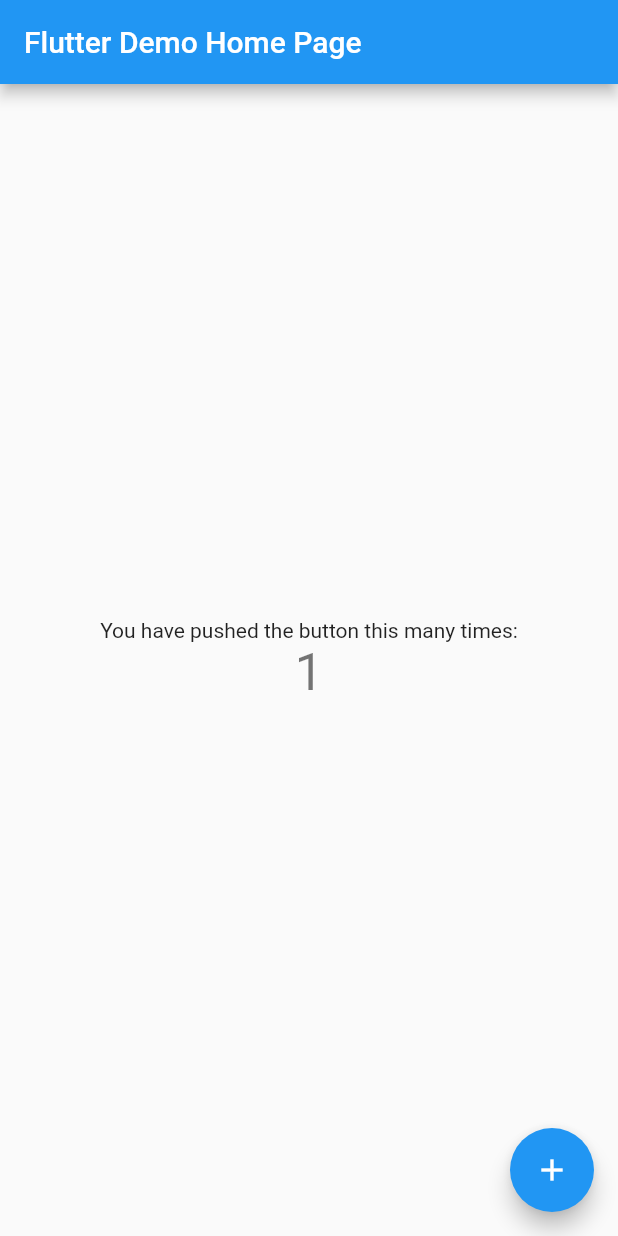
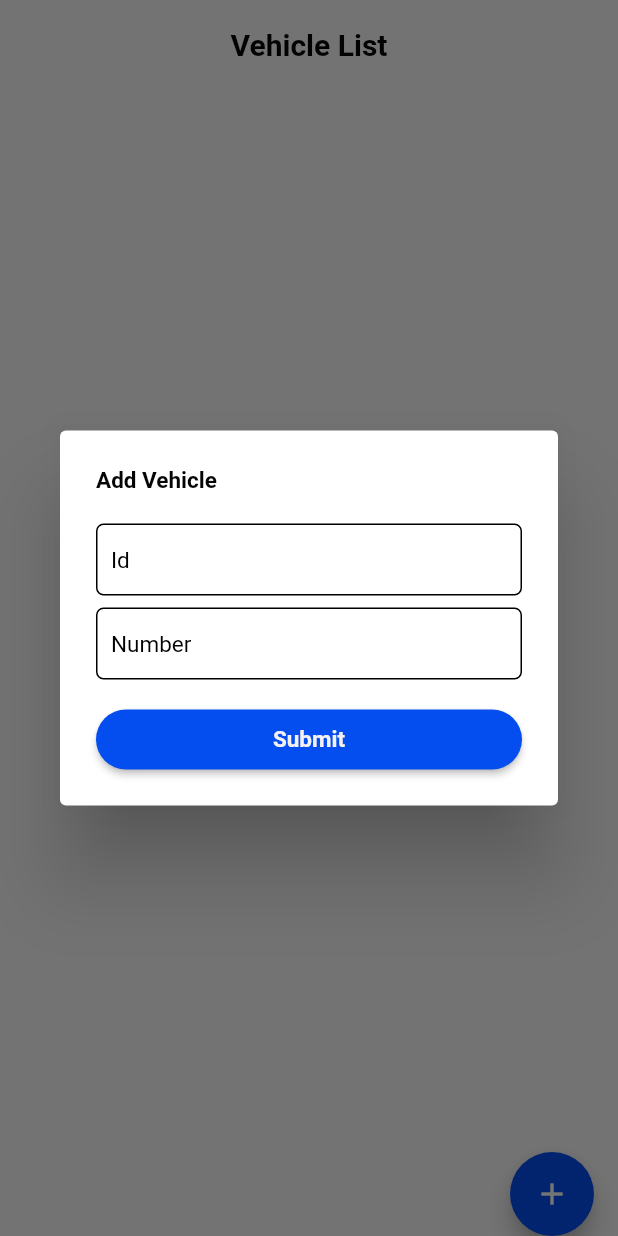
Before and after one commit to msnmuhsinpt/vehicle_tracker, a Flutter app: the screen it shows after launch, after a tap on the "add" icon, on a phone screen of 412 x 824 dp. Run offline on Flutter 3.47's test engine with Material 2 defaults, Android fonts, the phone set to English and light mode, and no system bars; our stand-ins replace equatable, flutter_bloc, flutter_easyloading, percent_indicator.

Commit message:
blog added

```diff
--- /dev/null
+++ b/vehicle_tracker/lib/bloc/vehicle_bloc.dart
@@ -0,0 +1,33 @@
+import 'dart:developer';
+
+import 'package:equatable/equatable.dart';
+import 'package:flutter_bloc/flutter_bloc.dart';
+import 'package:vehicle_tracker/model/vehicle_model.dart';
+
+part 'vehicle_event.dart';
+
+part 'vehicle_state.dart';
+
+class VehicleBloc extends Bloc<VehicleEvent, VehicleState> {
+  VehicleBloc() : super(const VehicleState()) {
+    on<AddVehicle>(_onAddVehicle);
+    on<StopVehicle>(_onStopVehicle);
+  }
+
+  void _onAddVehicle(AddVehicle event, Emitter<VehicleState> emit) {
+    final state = this.state;
+
+    emit(VehicleState(
+      allVehicle: List.from(state.allVehicle)..add(event.vehicleModel),
+    ));
+  }
+
+  void _onStopVehicle(StopVehicle event, Emitter<VehicleState> emit) {
+    final task = event.vehicleModel;
+    // final int index = state.allVehicle.indexOf(task);
+    // log("Vehicle Index>>>> $index");
+    state.allVehicle[0].isInTimer = false;
+    log("UpdateData>>>>${event.vehicleModel.vehicleNumber}");
+    emit(VehicleState(allVehicle: List.from(state.allVehicle)));
+  }
+}
--- /dev/null
+++ b/vehicle_tracker/lib/bloc/vehicle_event.dart
@@ -0,0 +1,29 @@
+part of 'vehicle_bloc.dart';
+
+abstract class VehicleEvent extends Equatable {
+  const VehicleEvent();
+
+  @override
+  List<Object> get props => [];
+}
+
+//add vehicle
+
+class AddVehicle extends VehicleEvent {
+  final VehicleModel vehicleModel;
+
+  const AddVehicle({required this.vehicleModel});
+
+  @override
+  List<Object> get props => [];
+}
+//stop vehicle
+
+class StopVehicle extends VehicleEvent {
+  final VehicleModel vehicleModel;
+
+  const StopVehicle({required this.vehicleModel});
+
+  @override
+  List<Object> get props => [];
+}
--- /dev/null
+++ b/vehicle_tracker/lib/bloc/vehicle_state.dart
@@ -0,0 +1,10 @@
+part of 'vehicle_bloc.dart';
+
+class VehicleState extends Equatable {
+  final List<VehicleModel> allVehicle;
+
+  const VehicleState({this.allVehicle = const <VehicleModel>[]});
+
+  @override
+  List<Object> get props => [allVehicle];
+}
--- a/vehicle_tracker/lib/main.dart
+++ b/vehicle_tracker/lib/main.dart
@@ -1,4 +1,8 @@
 import 'package:flutter/material.dart';
+import 'package:flutter_bloc/flutter_bloc.dart';
+import 'package:flutter_easyloading/flutter_easyloading.dart';
+import 'package:vehicle_tracker/bloc/vehicle_bloc.dart';
+import 'package:vehicle_tracker/view/home_page.dart';
 
 void main() {
   runApp(const MyApp());
@@ -7,109 +11,16 @@ void main() {
 class MyApp extends StatelessWidget {
   const MyApp({super.key});
 
-  // This widget is the root of your application.
   @override
   Widget build(BuildContext context) {
-    return MaterialApp(
-      title: 'Flutter Demo',
-      theme: ThemeData(
-        // This is the theme of your application.
-        //
-        // Try running your application with "flutter run". You'll see the
-        // application has a blue toolbar. Then, without quitting the app, try
-        // changing the primarySwatch below to Colors.green and then invoke
-        // "hot reload" (press "r" in the console where you ran "flutter run",
-        // or simply save your changes to "hot reload" in a Flutter IDE).
-        // Notice that the counter didn't reset back to zero; the application
-        // is not restarted.
-        primarySwatch: Colors.blue,
+    return BlocProvider(
+      create: (context) => VehicleBloc(),
+      child:  MaterialApp(
+        debugShowCheckedModeBanner: false,
+        title: 'vehicle Tracker',
+        home:  HomePage(),
+        builder: EasyLoading.init(),
       ),
-      home: const MyHomePage(title: 'Flutter Demo Home Page'),
     );
   }
 }
-
-class MyHomePage extends StatefulWidget {
-  const MyHomePage({super.key, required this.title});
-
-  // This widget is the home page of your application. It is stateful, meaning
-  // that it has a State object (defined below) that contains fields that affect
-  // how it looks.
-
-  // This class is the configuration for the state. It holds the values (in this
-  // case the title) provided by the parent (in this case the App widget) and
-  // used by the build method of the State. Fields in a Widget subclass are
-  // always marked "final".
-
-  final String title;
-
-  @override
-  State<MyHomePage> createState() => _MyHomePageState();
-}
-
-class _MyHomePageState extends State<MyHomePage> {
-  int _counter = 0;
-
-  void _incrementCounter() {
-    setState(() {
-      // This call to setState tells the Flutter framework that something has
-      // changed in this State, which causes it to rerun the build method below
-      // so that the display can reflect the updated values. If we changed
-      // _counter without calling setState(), then the build method would not be
-      // called again, and so nothing would appear to happen.
-      _counter++;
-    });
-  }
-
-  @override
-  Widget build(BuildContext context) {
-    // This method is rerun every time setState is called, for instance as done
-    // by the _incrementCounter method above.
-    //
-    // The Flutter framework has been optimized to make rerunning build methods
-    // fast, so that you can just rebuild anything that needs updating rather
-    // than having to individually change instances of widgets.
-    return Scaffold(
-      appBar: AppBar(
-        // Here we take the value from the MyHomePage object that was created by
-        // the App.build method, and use it to set our appbar title.
-        title: Text(widget.title),
-      ),
-      body: Center(
-        // Center is a layout widget. It takes a single child and positions it
-        // in the middle of the parent.
-        child: Column(
-          // Column is also a layout widget. It takes a list of children and
-          // arranges them vertically. By default, it sizes itself to fit its
-          // children horizontally, and tries to be as tall as its parent.
-          //
-          // Invoke "debug painting" (press "p" in the console, choose the
-          // "Toggle Debug Paint" action from the Flutter Inspector in Android
-          // Studio, or the "Toggle Debug Paint" command in Visual Studio Code)
-          // to see the wireframe for each widget.
-          //
-          // Column has various properties to control how it sizes itself and
-          // how it positions its children. Here we use mainAxisAlignment to
-          // center the children vertically; the main axis here is the vertical
-          // axis because Columns are vertical (the cross axis would be
-          // horizontal).
-          mainAxisAlignment: MainAxisAlignment.center,
-          children: <Widget>[
-            const Text(
-              'You have pushed the button this many times:',
-            ),
-            Text(
-              '$_counter',
-              style: Theme.of(context).textTheme.headline4,
-            ),
-          ],
-        ),
-      ),
-      floatingActionButton: FloatingActionButton(
-        onPressed: _incrementCounter,
-        tooltip: 'Increment',
-        child: const Icon(Icons.add),
-      ), // This trailing comma makes auto-formatting nicer for build methods.
-    );
-  }
-}
--- /dev/null
+++ b/vehicle_tracker/lib/model/vehicle_model.dart
@@ -0,0 +1,8 @@
+class VehicleModel {
+  String id;
+  String vehicleNumber;
+  bool isInTimer;
+
+  VehicleModel(
+      {required this.id, required this.vehicleNumber, this.isInTimer = false});
+}
--- /dev/null
+++ b/vehicle_tracker/lib/util/app_ constant.dart
@@ -0,0 +1,38 @@
+import 'package:flutter/cupertino.dart';
+
+//divider
+
+Widget dividerH() {
+  return const SizedBox(height: 20);
+}
+
+Widget dividerSH() {
+  return const SizedBox(height: 8);
+}
+
+Widget dividerSW() {
+  return const SizedBox(width: 8);
+}
+
+Widget dividerW() {
+  return const SizedBox(width: 20);
+}
+
+// padding size
+EdgeInsets commonPaddingAll = const EdgeInsets.all(10);
+EdgeInsets commonPaddingAllOnBoard = const EdgeInsets.all(50);
+EdgeInsets commonPaddingAll5 = const EdgeInsets.all(5);
+EdgeInsets commonPaddingLR = const EdgeInsets.only(left: 10, right: 10);
+EdgeInsets commonPaddingTB = const EdgeInsets.only(top: 10, bottom: 10);
+EdgeInsets commonPaddingTB5 = const EdgeInsets.only(top: 5, bottom: 5);
+EdgeInsets commonPaddingLR5 = const EdgeInsets.only(left: 5, right: 5);
+
+
+// screen size
+double screenWidth(context) {
+  return MediaQuery.of(context).size.width;
+}
+
+double screenHeight(context) {
+  return MediaQuery.of(context).size.height;
+}
--- /dev/null
+++ b/vehicle_tracker/lib/util/app_color.dart
@@ -0,0 +1,9 @@
+import 'dart:ui';
+
+class AppColor{
+  static const kWhite = Color(0xFFF6F1F1);
+  static const kBlack = Color(0xFF050505);
+  static const kRed = Color(0xFFF60505);
+  static const kBlue = Color(0xFF044EEF);
+  static const kGreen = Color(0xFF05EA05);
+}
--- /dev/null
+++ b/vehicle_tracker/lib/view/home_page.dart
@@ -0,0 +1,141 @@
+import 'dart:developer';
+
+import 'package:flutter/material.dart';
+import 'package:flutter_bloc/flutter_bloc.dart';
+import 'package:percent_indicator/circular_percent_indicator.dart';
+import 'package:vehicle_tracker/bloc/vehicle_bloc.dart';
+import 'package:vehicle_tracker/model/vehicle_model.dart';
+import 'package:vehicle_tracker/util/app_color.dart';
+import 'package:vehicle_tracker/util/app_ constant.dart';
+import 'package:vehicle_tracker/widget/add_vehicle.dart';
+import 'package:vehicle_tracker/widget/app_text_view.dart';
+
+class HomePage extends StatelessWidget {
+  HomePage({Key? key, required}) : super(key: key);
+
+  List<VehicleModel> vehicleList = [];
+
+  @override
+  Widget build(BuildContext context) {
+    return Scaffold(
+      body: SafeArea(
+        child: Padding(
+          padding: commonPaddingAll,
+          child: Column(
+            mainAxisAlignment: MainAxisAlignment.center,
+            children: [
+              dividerSH(),
+              Center(
+                child: appTextView(
+                    name: 'Vehicle List',
+                    isBold: true,
+                    color: AppColor.kBlack,
+                    size: 20),
+              ),
+              dividerH(),
+              BlocConsumer<VehicleBloc, VehicleState>(
+                listener: (context, state) {
+                  log("undatedValue>>${state.allVehicle[0].isInTimer}");
+                },
+                builder: (context, state) {
+                  List<VehicleModel> vehicleList = state.allVehicle;
+
+                  return Expanded(
+                    child: ListView.separated(
+                      itemCount: vehicleList.length,
+                      separatorBuilder: (context, index) => dividerSH(),
+                      itemBuilder: (context, index) {
+                        var id = vehicleList[index].id.toString();
+                        var number =
+                            vehicleList[index].vehicleNumber.toString();
+                        var vehicleStatus = vehicleList[index].isInTimer;
+
+                        log("VehicleStatus>>>>  $vehicleStatus");
+
+                        return vehicleList.isEmpty
+                            ? Center(
+                                child: appTextView(name: "No Vehicle"),
+                              )
+                            : vehicleStatus
+                                ? SizedBox(
+                                    height: 85,
+                                    child: InkWell(
+                                      child: Card(
+                                        shape: RoundedRectangleBorder(
+                                          borderRadius:
+                                              BorderRadius.circular(10),
+                                        ),
+                                        child: ListTile(
+                                            leading: appTextView(
+                                                name: 'Id: $id', isBold: true),
+                                            title: appTextView(
+                                                name: number, isBold: true),
+                                            trailing: CircularPercentIndicator(
+                                              animation: true,
+                                              radius: 20.0,
+                                              percent: 1.0,
+                                              progressColor: Colors.green,
+                                              animationDuration: 1000,
+                                              onAnimationEnd: () {
+                                                context.read<VehicleBloc>().add(
+                                                    StopVehicle(
+                                                        vehicleModel:
+                                                            VehicleModel(
+                                                                vehicleNumber:
+                                                                    number,
+                                                                id: id,
+                                                                isInTimer:
+                                                                    false)));
+                                                log("Id >>> $id");
+                                                log("Number >>> $number");
+                                                log("TimeStopFun>>>>");
+                                              },
+                                            )),
+                                      ),
+                                      onTap: () {
+                                        log("isStatus >>> $vehicleStatus");
+                                      },
+                                    ),
+                                  )
+                                : SizedBox(
+                                    height: 85,
+                                    child: Card(
+                                        shape: RoundedRectangleBorder(
+                                          borderRadius:
+                                              BorderRadius.circular(10),
+                                        ),
+                                        color: AppColor.kRed,
+                                        child: Align(
+                                          alignment: Alignment.topRight,
+                                          child: appTextView(
+                                              name: 'Sent',
+                                              isBold: true,
+                                              color: AppColor.kWhite,
+                                              size: 18),
+                                        )),
+                                  );
+                      },
+                    ),
+                  );
+                },
+              )
+            ],
+          ),
+        ),
+      ),
+      floatingActionButtonLocation: FloatingActionButtonLocation.endDocked,
+      floatingActionButton: FloatingActionButton(
+        // isExtended: true,
+        backgroundColor: AppColor.kBlue,
+        onPressed: () {
+          showDialog(
+            context: context,
+            builder: (BuildContext context) => const AddVehiclePop(),
+          );
+        },
+        // isExtended: true,
+        child: const Icon(Icons.add),
+      ),
+    );
+  }
+}
--- /dev/null
+++ b/vehicle_tracker/lib/widget/add_vehicle.dart
@@ -0,0 +1,77 @@
+import 'package:flutter/material.dart';
+import 'package:flutter_bloc/flutter_bloc.dart';
+import 'package:flutter_easyloading/flutter_easyloading.dart';
+import 'package:vehicle_tracker/bloc/vehicle_bloc.dart';
+import 'package:vehicle_tracker/model/vehicle_model.dart';
+import 'package:vehicle_tracker/util/app_%20constant.dart';
+import 'package:vehicle_tracker/util/app_color.dart';
+import 'package:vehicle_tracker/widget/app_text_field.dart';
+import 'package:vehicle_tracker/widget/app_text_view.dart';
+
+class AddVehiclePop extends StatelessWidget {
+  const AddVehiclePop({Key? key}) : super(key: key);
+
+  @override
+  Widget build(BuildContext context) {
+    TextEditingController _vehicleId = TextEditingController();
+    TextEditingController _vehicleNumber = TextEditingController();
+    return AlertDialog(
+      title: appTextView(name: 'Add Vehicle', isBold: true),
+      content: Column(
+        mainAxisSize: MainAxisSize.min,
+        crossAxisAlignment: CrossAxisAlignment.start,
+        children: [
+          //id
+          AppTextField(
+            controller: _vehicleId,
+            hintText: 'Id',
+            inputAction: TextInputAction.next,
+            //for iphone
+            inputType: TextInputType.text,
+            /*inputType: const TextInputType.numberWithOptions(
+                signed: true, decimal: true),*/
+          ),
+          dividerSH(),
+          AppTextField(
+            controller: _vehicleNumber,
+            hintText: 'Number',
+            inputAction: TextInputAction.next,
+            inputType: TextInputType.text,
+          ),
+          dividerH(),
+          SizedBox(
+            width: screenWidth(context) - 20,
+            height: 40,
+            child: ElevatedButton(
+              style: ElevatedButton.styleFrom(
+                backgroundColor: AppColor.kBlue,
+                shape: RoundedRectangleBorder(
+                  borderRadius: BorderRadius.circular(20),
+                ),
+              ),
+              onPressed: () {
+                if (_vehicleId.text.toString() == "") {
+                  EasyLoading.showToast("Add Id");
+                } else if (_vehicleNumber.text.toString() == "") {
+                  EasyLoading.showToast("Add Number");
+                } else {
+                  var vehicle = VehicleModel(
+                      id: _vehicleId.text.toString(),
+                      isInTimer: true,
+                      vehicleNumber: _vehicleNumber.text.toString());
+                  context
+                      .read<VehicleBloc>()
+                      .add(AddVehicle(vehicleModel: vehicle));
+                  //pop close
+                  Navigator.pop(context);
+                }
+              },
+              child: appTextView(
+                  name: 'Submit', isBold: true, color: AppColor.kWhite),
+            ),
+          )
+        ],
+      ),
+    );
+  }
+}
--- /dev/null
+++ b/vehicle_tracker/lib/widget/app_text_field.dart
@@ -0,0 +1,45 @@
+import 'package:flutter/material.dart';
+
+class AppTextField extends StatelessWidget {
+  final String hintText;
+  final inputType;
+  final inputAction;
+  final controller;
+
+  AppTextField({
+    required this.controller,
+    required this.hintText,
+    this.inputType,
+    this.inputAction,
+  });
+
+  @override
+  Widget build(BuildContext context) {
+    return TextField(
+      controller: controller,
+      keyboardType: inputType,
+      textInputAction: inputAction,
+      maxLength: 25,
+      decoration: InputDecoration(
+        filled: true,
+        fillColor: Colors.transparent,
+        //don't show limit
+        counterText: "",
+        labelText: hintText,
+        labelStyle: const TextStyle(fontSize: 15, color: Colors.black),
+        alignLabelWithHint: true,
+
+        // hintText: hintText,
+        contentPadding: const EdgeInsets.all(10),
+        enabledBorder: OutlineInputBorder(
+          borderRadius: BorderRadius.circular(5),
+          borderSide: const BorderSide(width: 1),
+        ),
+        focusedBorder: OutlineInputBorder(
+          borderRadius: BorderRadius.circular(5),
+          borderSide: const BorderSide(width: 1),
+        ),
+      ),
+    );
+  }
+}
--- /dev/null
+++ b/vehicle_tracker/lib/widget/app_text_view.dart
@@ -0,0 +1,21 @@
+import 'package:flutter/material.dart';
+
+import '../util/app_color.dart';
+
+Widget appTextView(
+    {String name = "",
+    double size = 15,
+    int maxLines = 1,
+    Color color = AppColor.kBlack,
+    bool isBold = false}) {
+  return Text(
+    name,
+    textAlign: TextAlign.start,
+    style: TextStyle(
+        fontSize: size,
+        fontWeight: isBold ? FontWeight.w600 : FontWeight.normal,
+        color: color),
+    overflow: TextOverflow.ellipsis,
+    maxLines: maxLines,
+  );
+}
--- a/vehicle_tracker/pubspec.yaml
+++ b/vehicle_tracker/pubspec.yaml
@@ -36,6 +36,11 @@ dependencies:
   # The following adds the Cupertino Icons font to your application.
   # Use with the CupertinoIcons class for iOS style icons.
   cupertino_icons: ^1.0.2
+  flutter_bloc: ^8.1.1
+  equatable: ^2.0.5
+  flutter_easyloading: ^3.0.5
+  percent_indicator: ^4.2.2
+
 
 dev_dependencies:
   flutter_test:
```
Also changed, not shown: vehicle_tracker/pubspec.lock.
